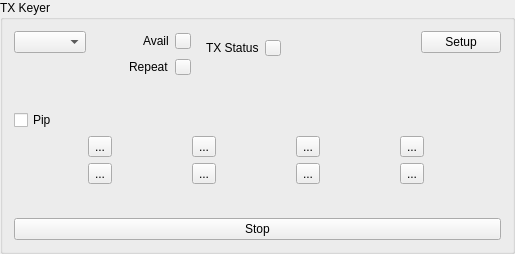
Qt form mqt/MqtLogger/txvmbuttonsframe.ui (Rsclub22/Minos2-Mirror) before a commit.
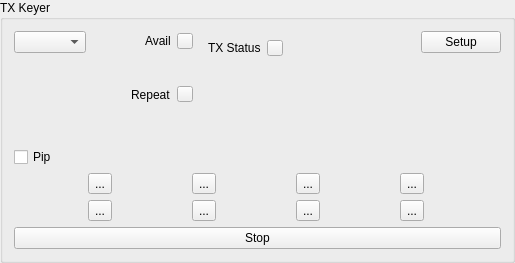
The same form after that commit.

What changed in the file:
```diff
--- a/mqt/MqtLogger/txvmbuttonsframe.ui
+++ b/mqt/MqtLogger/txvmbuttonsframe.ui
@@ -7,7 +7,7 @@
     <x>0</x>
     <y>0</y>
     <width>515</width>
-    <height>254</height>
+    <height>263</height>
    </rect>
   </property>
   <property name="windowTitle">
@@ -96,8 +96,8 @@
            </property>
            <property name="sizeHint" stdset="0">
             <size>
-             <width>40</width>
-             <height>20</height>
+             <width>112</width>
+             <height>75</height>
             </size>
            </property>
           </spacer>
@@ -140,8 +140,8 @@
          </property>
          <property name="sizeHint" stdset="0">
           <size>
-           <width>20</width>
-           <height>40</height>
+           <width>101</width>
+           <height>76</height>
           </size>
          </property>
         </spacer>
@@ -207,8 +207,8 @@
        </property>
        <property name="sizeHint" stdset="0">
         <size>
-         <width>128</width>
-         <height>53</height>
+         <width>324</width>
+         <height>73</height>
         </size>
        </property>
       </spacer>
```
